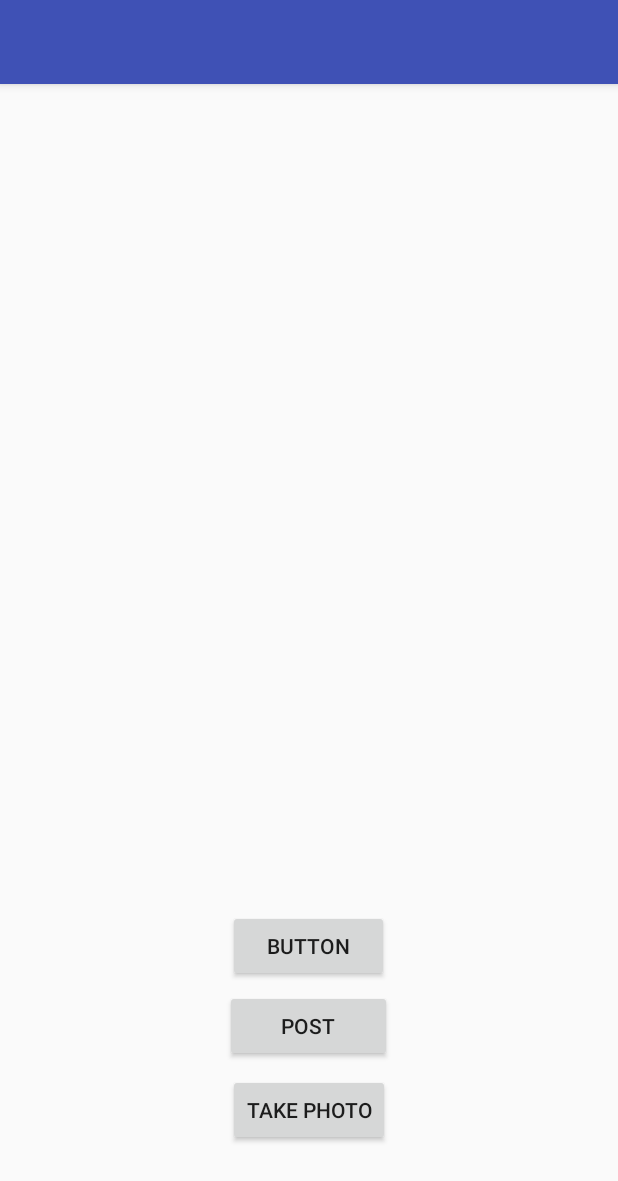
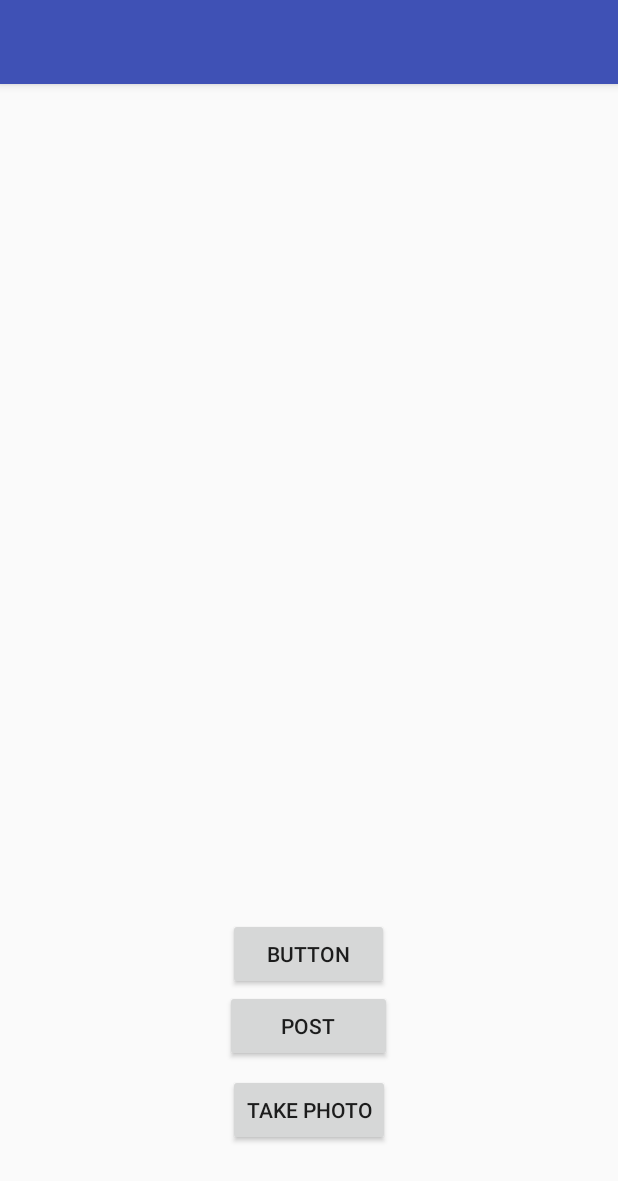
Before and after one commit to MalakH21/Parsetagram, an Android app: the HomeActivity screen opened directly, with no data from a screen before it, on a phone screen of 412 x 824 dp. Shown: the top 1181 px of the screen. Run offline under Robolectric (Android 15) with nearby library versions, the phone set to English and light mode, and no system bars; libraries missing offline, so code that uses them is left out: com.parse; 3 statements that could not run were skipped.

```diff
--- a/app/src/main/java/com/codepath/parseinstagram/HomeActivity.java
+++ b/app/src/main/java/com/codepath/parseinstagram/HomeActivity.java
@@ -177,7 +177,7 @@ public class HomeActivity extends AppCompatActivity {
             ParseFile parseFile = new ParseFile(photoFile);
             parseFile.saveInBackground();
 
-            createPost("post222", parseFile, ParseUser.getCurrentUser());
+            createPost("post222", parseFile, ParseUser.getCurrentUser(), ParseUser.getCurrentUser().getString("handle"));
         }else { // Result was a failure
             Toast.makeText(this, "Picture wasn't taken!", Toast.LENGTH_SHORT).show();
         }
@@ -245,11 +245,12 @@ public class HomeActivity extends AppCompatActivity {
         return imageFile;
     }
 
-    private void createPost(String description, ParseFile imageFile, ParseUser user){
+    private void createPost(String description, ParseFile imageFile, ParseUser user, String handle){
         Post post = new Post();
         post.setDescription(description);
         post.setImage(imageFile);
         post.setUser(user);
+        post.setHandle(handle);
 
         post.saveInBackground(new SaveCallback() {
             @Override
--- a/app/src/main/java/com/codepath/parseinstagram/model/Post.java
+++ b/app/src/main/java/com/codepath/parseinstagram/model/Post.java
@@ -1,6 +1,7 @@
 package com.codepath.parseinstagram.model;
 
 import com.parse.ParseClassName;
+import com.parse.ParseException;
 import com.parse.ParseFile;
 import com.parse.ParseObject;
 import com.parse.ParseQuery;
@@ -29,7 +30,7 @@ public class Post extends ParseObject {
         put(KEY_DESCRIPTION, description);
     }
 
-    public void setHandle(String handle) {put(KEY_HANDLE, handle);}
+    public void setHandle(String handle) { getUser().put(KEY_HANDLE, handle);}
 
     public ParseFile getImage(){
         return getParseFile(KEY_IMAGE);
@@ -43,7 +44,7 @@ public class Post extends ParseObject {
         return getParseUser(KEY_USER);
     }
 
-    public String getHandle(){return getString(KEY_HANDLE);}
+    public String getHandle() throws ParseException {return getUser().fetchIfNeeded().getString(KEY_HANDLE);}
 
     public void setUser(ParseUser user){
         put(KEY_USER, user);
--- a/app/src/main/res/layout/content_home.xml
+++ b/app/src/main/res/layout/content_home.xml
@@ -13,9 +13,8 @@
         android:id="@+id/button"
         android:layout_width="107dp"
         android:layout_height="wrap_content"
-        android:layout_alignParentBottom="true"
+        android:layout_above="@+id/postBtn2"
         android:layout_centerHorizontal="true"
-        android:layout_marginBottom="169dp"
         android:text="Button"
         tools:layout_editor_absoluteX="96dp"
         tools:layout_editor_absoluteY="219dp" />
```
Also changed, not shown: app/src/main/java/com/codepath/parseinstagram/InstaAdapter.java (+6 -3 lines).
